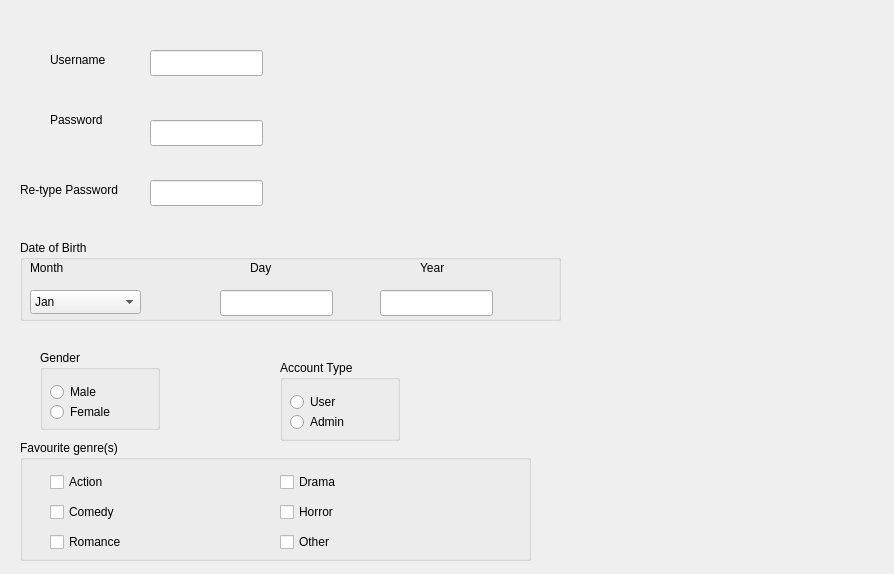
Qt form registerwindow.ui (FaridaHisham/QT_Assignment-1) before a commit.
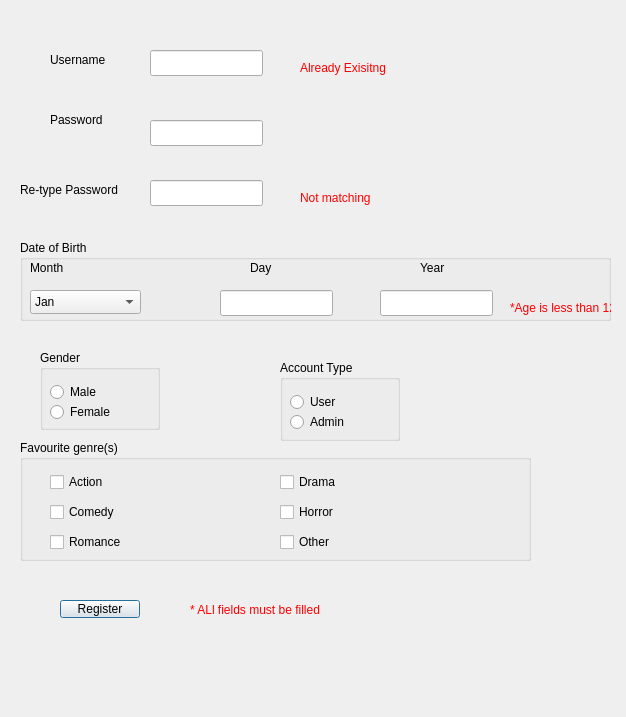
The same form after that commit.

Commit message: Add some stuff to register window

Patch:
```diff
--- a/registerwindow.ui
+++ b/registerwindow.ui
@@ -6,8 +6,8 @@
    <rect>
     <x>0</x>
     <y>0</y>
-    <width>894</width>
-    <height>574</height>
+    <width>626</width>
+    <height>717</height>
    </rect>
   </property>
   <property name="windowTitle">
@@ -250,31 +250,8 @@
      <height>26</height>
     </rect>
    </property>
-  </widget>
-  <widget class="QLabel" name="AlreadyExisting_label_4">
-   <property name="geometry">
-    <rect>
-     <x>310</x>
-     <y>50</y>
-     <width>63</width>
-     <height>20</height>
-    </rect>
-   </property>
-   <property name="text">
-    <string/>
-   </property>
-  </widget>
-  <widget class="QLabel" name="NotMatching_label_5">
-   <property name="geometry">
-    <rect>
-     <x>320</x>
-     <y>180</y>
-     <width>63</width>
-     <height>20</height>
-    </rect>
-   </property>
-   <property name="text">
-    <string/>
+   <property name="echoMode">
+    <enum>QLineEdit::Password</enum>
    </property>
   </widget>
   <widget class="QGroupBox" name="DateofBirth_groupBox">
@@ -282,7 +259,7 @@
     <rect>
      <x>20</x>
      <y>240</y>
-     <width>541</width>
+     <width>591</width>
      <height>81</height>
     </rect>
    </property>
@@ -423,12 +400,78 @@
      </rect>
     </property>
    </widget>
+   <widget class="QLabel" name="label_errorage">
+    <property name="geometry">
+     <rect>
+      <x>490</x>
+      <y>60</y>
+      <width>111</width>
+      <height>16</height>
+     </rect>
+    </property>
+    <property name="text">
+     <string>&lt;html&gt;&lt;head/&gt;&lt;body&gt;&lt;p&gt;&lt;span style=&quot; color:#ff0000;&quot;&gt;*Age is less than 12&lt;/span&gt;&lt;/p&gt;&lt;/body&gt;&lt;/html&gt;</string>
+    </property>
+   </widget>
    <zorder>Day_label_9</zorder>
    <zorder>Month_label_8</zorder>
    <zorder>Year_label_10</zorder>
    <zorder>Month_comboBox</zorder>
    <zorder>lineEdit_4</zorder>
    <zorder>Year_lineEdit_5</zorder>
+   <zorder>label_errorage</zorder>
+  </widget>
+  <widget class="QLabel" name="label_Repassword">
+   <property name="geometry">
+    <rect>
+     <x>300</x>
+     <y>190</y>
+     <width>71</width>
+     <height>16</height>
+    </rect>
+   </property>
+   <property name="text">
+    <string>&lt;html&gt;&lt;head/&gt;&lt;body&gt;&lt;p&gt;&lt;span style=&quot; color:#ff0000;&quot;&gt;Not matching&lt;/span&gt;&lt;/p&gt;&lt;/body&gt;&lt;/html&gt;</string>
+   </property>
+  </widget>
+  <widget class="QPushButton" name="pushButton">
+   <property name="geometry">
+    <rect>
+     <x>60</x>
+     <y>600</y>
+     <width>80</width>
+     <height>18</height>
+    </rect>
+   </property>
+   <property name="text">
+    <string>Register</string>
+   </property>
+  </widget>
+  <widget class="QLabel" name="label_errorusername">
+   <property name="geometry">
+    <rect>
+     <x>300</x>
+     <y>60</y>
+     <width>101</width>
+     <height>16</height>
+    </rect>
+   </property>
+   <property name="text">
+    <string>&lt;html&gt;&lt;head/&gt;&lt;body&gt;&lt;p&gt;&lt;span style=&quot; color:#ff0000;&quot;&gt;Already Exisitng&lt;/span&gt;&lt;/p&gt;&lt;/body&gt;&lt;/html&gt;</string>
+   </property>
+  </widget>
+  <widget class="QLabel" name="label_register">
+   <property name="geometry">
+    <rect>
+     <x>190</x>
+     <y>600</y>
+     <width>161</width>
+     <height>21</height>
+    </rect>
+   </property>
+   <property name="text">
+    <string>&lt;html&gt;&lt;head/&gt;&lt;body&gt;&lt;p&gt;&lt;span style=&quot; color:#ff0000;&quot;&gt;* ALl fields must be filled &lt;/span&gt;&lt;/p&gt;&lt;/body&gt;&lt;/html&gt;</string>
+   </property>
   </widget>
  </widget>
  <resources/>
```
Left out of the diff: 3 changed lines with no effect on the pictures. The commit also changes 5 other files.
